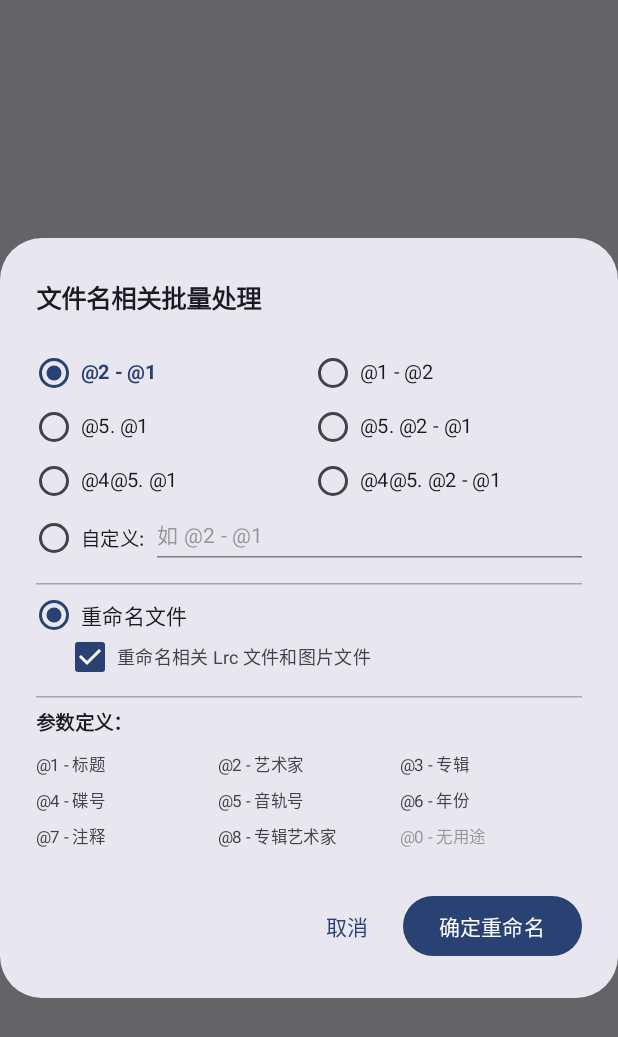
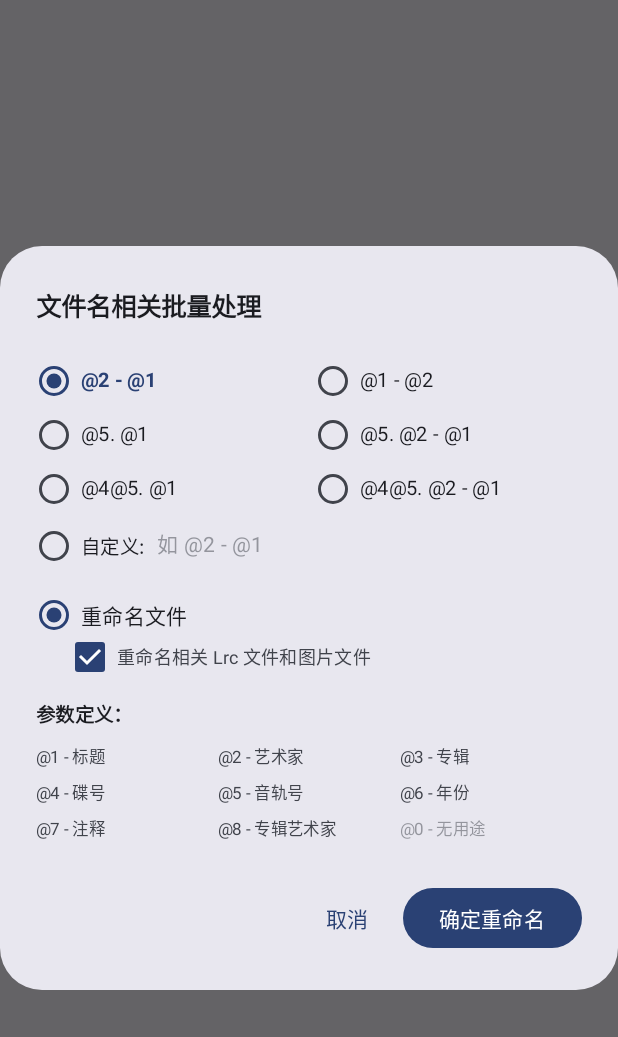
Before and after one commit to Viemean/Mutag, an Android app built with Jetpack Compose: the composable BatchRenameDialog called with empty values, on a phone screen of 412 x 824 dp. Shown: the top 1037 px of the screen. Run offline under Robolectric (Android 15) with nearby library versions, the phone set to English and light mode, and no system bars; pictures from the network do not load; 2 statements that could not run were skipped.

Commit message:
style(ui): remove remaining HorizontalDividers across dialogs and views

```diff
--- a/app/src/main/kotlin/org/mutag/app/edit/AudioTechSpecDialog.kt
+++ b/app/src/main/kotlin/org/mutag/app/edit/AudioTechSpecDialog.kt
@@ -15,7 +15,6 @@ import androidx.compose.material.icons.Icons
 import androidx.compose.material.icons.filled.ContentCopy
 import androidx.compose.material3.AlertDialog
 import androidx.compose.material3.Button
-import androidx.compose.material3.HorizontalDivider
 import androidx.compose.material3.Icon
 import androidx.compose.material3.IconButton
 import androidx.compose.material3.MaterialTheme
@@ -91,10 +90,7 @@ fun AudioTechSpecDialog(
                 TechSpecRow(label = "标签规范", value = spec?.tagVersion?.ifBlank { "未知" } ?: "未知")
                 TechSpecRow(label = "封面规格", value = coverInfo)
 
-                HorizontalDivider(
-                    modifier = Modifier.padding(vertical = 4.dp),
-                    color = MaterialTheme.colorScheme.outlineVariant.copy(alpha = 0.4f),
-                )
+                Spacer(modifier = Modifier.height(4.dp))
 
                 // 文件路径与复制小按钮
                 Column(modifier = Modifier.fillMaxWidth()) {
--- a/app/src/main/kotlin/org/mutag/app/edit/CoverDialogs.kt
+++ b/app/src/main/kotlin/org/mutag/app/edit/CoverDialogs.kt
@@ -28,7 +28,6 @@ import androidx.compose.material.icons.filled.Info
 import androidx.compose.material.icons.filled.PlayArrow
 import androidx.compose.material.icons.filled.ZoomIn
 import androidx.compose.material3.ExperimentalMaterial3Api
-import androidx.compose.material3.HorizontalDivider
 import androidx.compose.material3.Icon
 import androidx.compose.material3.IconButton
 import androidx.compose.material3.ListItem
@@ -151,9 +150,7 @@ fun CoverActionBottomSheet(
                 }
             }
 
-            Spacer(modifier = Modifier.height(6.dp))
-            HorizontalDivider(color = MaterialTheme.colorScheme.outlineVariant.copy(alpha = 0.35f))
-            Spacer(modifier = Modifier.height(6.dp))
+            Spacer(modifier = Modifier.height(8.dp))
 
             // 菜单选项
             if (hasCover) {
--- a/app/src/main/kotlin/org/mutag/app/main/AggregateDetailView.kt
+++ b/app/src/main/kotlin/org/mutag/app/main/AggregateDetailView.kt
@@ -13,7 +13,6 @@ import androidx.compose.foundation.lazy.LazyColumn
 import androidx.compose.foundation.lazy.items
 import androidx.compose.material.icons.Icons
 import androidx.compose.material.icons.automirrored.rounded.ArrowBack
-import androidx.compose.material3.HorizontalDivider
 import androidx.compose.material3.Icon
 import androidx.compose.material3.IconButton
 import androidx.compose.material3.MaterialTheme
@@ -84,7 +83,6 @@ internal fun AggregateDetailView(
                 )
             }
         }
-        HorizontalDivider(color = MaterialTheme.colorScheme.outlineVariant.copy(alpha = 0.3f))
         LazyColumn(
             modifier = Modifier.fillMaxSize(),
             contentPadding = PaddingValues(bottom = 88.dp),
--- a/app/src/main/kotlin/org/mutag/app/main/BatchMatchDialog.kt
+++ b/app/src/main/kotlin/org/mutag/app/main/BatchMatchDialog.kt
@@ -20,7 +20,6 @@ import androidx.compose.material3.Checkbox
 import androidx.compose.material3.CircularProgressIndicator
 import androidx.compose.material3.FilterChip
 import androidx.compose.material3.FilterChipDefaults
-import androidx.compose.material3.HorizontalDivider
 import androidx.compose.material3.LinearProgressIndicator
 import androidx.compose.material3.MaterialTheme
 import androidx.compose.material3.Text
@@ -114,9 +113,7 @@ fun BatchMatchDialog(
                         }
                     }
 
-                    Spacer(modifier = Modifier.height(12.dp))
-                    HorizontalDivider(color = MaterialTheme.colorScheme.outlineVariant.copy(alpha = 0.5f))
-                    Spacer(modifier = Modifier.height(10.dp))
+                    Spacer(modifier = Modifier.height(14.dp))
 
                     Text("待匹配曲目清单 (${state.batchCandidates.size} 首):", fontSize = 13.sp, fontWeight = FontWeight.Bold)
                     Spacer(modifier = Modifier.height(8.dp))
--- a/app/src/main/kotlin/org/mutag/app/main/BatchRenameDialog.kt
+++ b/app/src/main/kotlin/org/mutag/app/main/BatchRenameDialog.kt
@@ -21,7 +21,6 @@ import androidx.compose.material3.Button
 import androidx.compose.material3.Card
 import androidx.compose.material3.CardDefaults
 import androidx.compose.material3.Checkbox
-import androidx.compose.material3.HorizontalDivider
 import androidx.compose.material3.MaterialTheme
 import androidx.compose.material3.RadioButton
 import androidx.compose.material3.Text
@@ -192,21 +191,13 @@ fun BatchRenameDialog(
                                         }
                                         innerTextField()
                                     }
-                                    HorizontalDivider(
-                                        thickness = 1.dp,
-                                        color = if (isCustom) MaterialTheme.colorScheme.primary else MaterialTheme.colorScheme.outlineVariant,
-                                    )
                                 }
                             },
                         )
                     }
                 }
 
-                HorizontalDivider(
-                    thickness = 1.dp,
-                    color = MaterialTheme.colorScheme.outlineVariant.copy(alpha = 0.6f),
-                    modifier = Modifier.padding(vertical = 6.dp),
-                )
+                Spacer(modifier = Modifier.height(8.dp))
 
                 Row(
                     modifier = Modifier
@@ -249,11 +240,7 @@ fun BatchRenameDialog(
                     )
                 }
 
-                HorizontalDivider(
-                    thickness = 1.dp,
-                    color = MaterialTheme.colorScheme.outlineVariant.copy(alpha = 0.6f),
-                    modifier = Modifier.padding(vertical = 6.dp),
-                )
+                Spacer(modifier = Modifier.height(8.dp))
 
                 Text(
                     text = "参数定义：",
```
